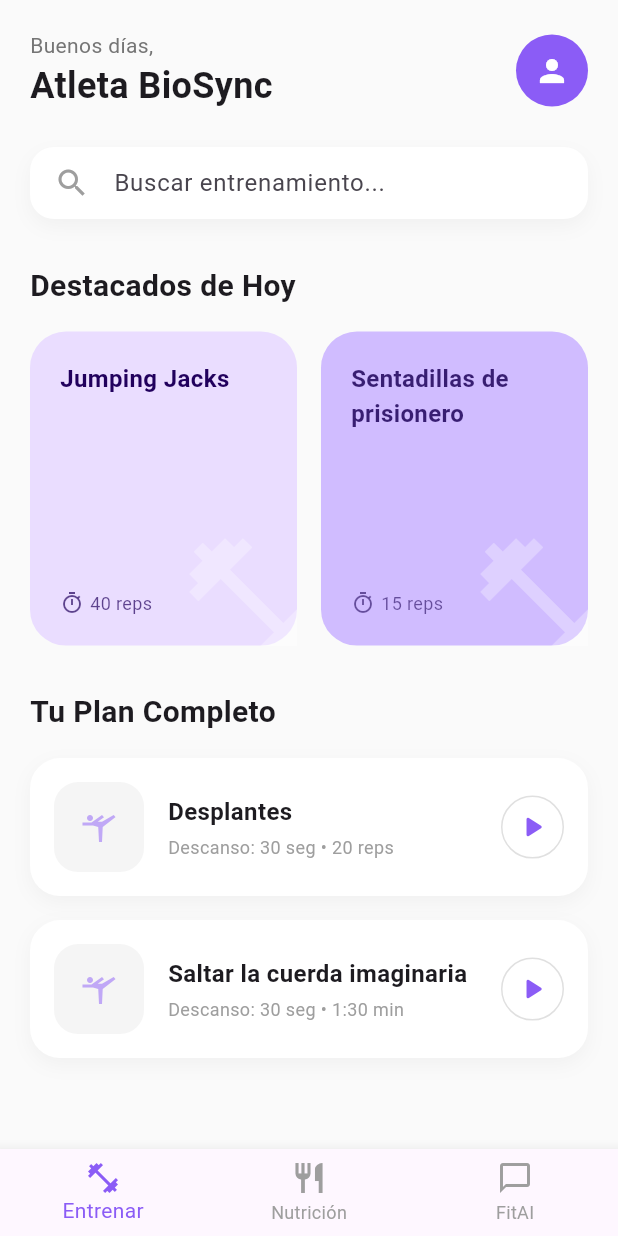
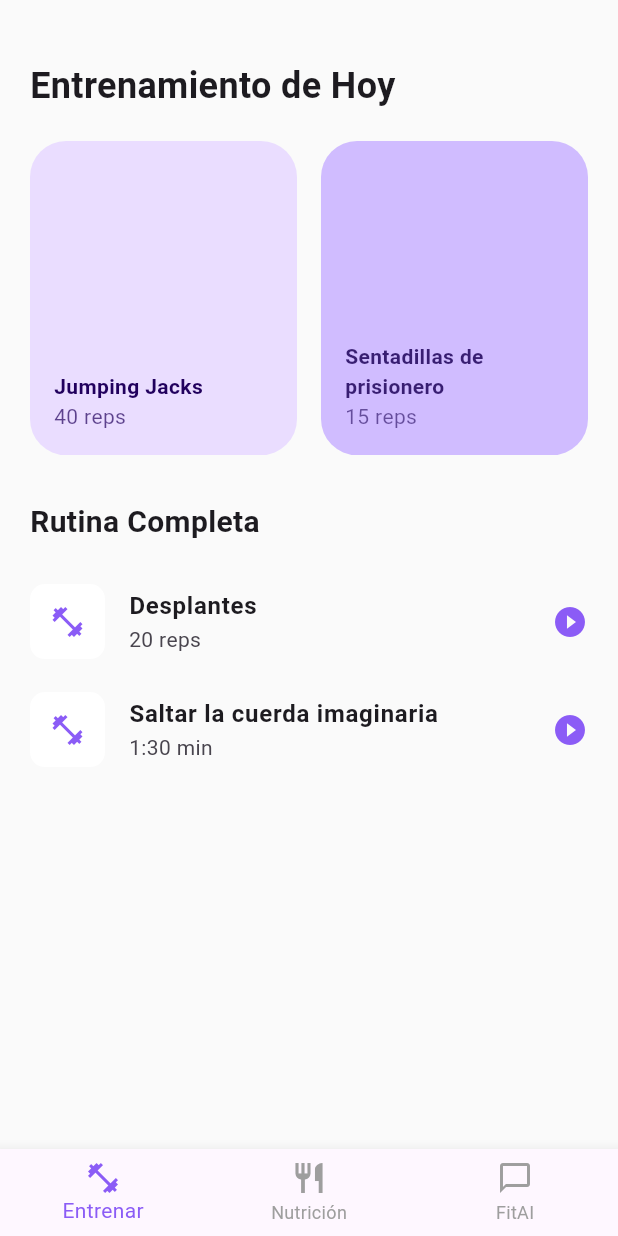
Before and after one commit to PABM25/bio_sync, a Flutter app: the screen it shows once a user with an empty profile is signed in, on a phone screen of 412 x 824 dp. Run offline on Flutter 3.47's test engine with Material 3 defaults, Android fonts, the phone set to English and light mode, and no system bars; our stand-ins replace cloud_firestore, firebase_auth, firebase_core, fl_chart, flutter_dotenv, google_generative_ai; accounts and stored records are empty.

Commit message:
feat: Add new Exercise and Nutrition screens for daily routines.

```diff
--- a/lib/presentation/screens/exercise_screen.dart
+++ b/lib/presentation/screens/exercise_screen.dart
@@ -1,6 +1,6 @@
 import 'package:flutter/material.dart';
 import 'package:provider/provider.dart';
-import '../../data/models/workout_model.dart'; // Importamos el modelo Ejercicio
+import '../../data/models/workout_model.dart';
 import '../providers/data_provider.dart';
 
 class ExerciseScreen extends StatelessWidget {
@@ -15,7 +15,6 @@ class ExerciseScreen extends StatelessWidget {
       return const Scaffold(body: Center(child: CircularProgressIndicator()));
     }
 
-    // Obtenemos las listas de objetos 'Ejercicio'
     final destacados = rutina?.ejercicios.take(2).toList() ?? [];
     final restoEjercicios = rutina?.ejercicios.skip(2).toList() ?? [];
 
@@ -27,66 +26,12 @@ class ExerciseScreen extends StatelessWidget {
           child: Column(
             crossAxisAlignment: CrossAxisAlignment.start,
             children: [
-              // Header
-              Row(
-                mainAxisAlignment: MainAxisAlignment.spaceBetween,
-                children: [
-                  Column(
-                    crossAxisAlignment: CrossAxisAlignment.start,
-                    children: [
-                      Text(
-                        "Buenos días,",
-                        style: TextStyle(color: Colors.grey[600]),
+              const SizedBox(height: 20),
+              const Text(
+                "Entrenamiento de Hoy",
+                style: TextStyle(fontSize: 24, fontWeight: FontWeight.bold),
               ),
-                      const Text(
-                        "Atleta BioSync",
-                        style: TextStyle(
-                          fontSize: 24,
-                          fontWeight: FontWeight.bold,
-                        ),
-                      ),
-                    ],
-                  ),
-                  const CircleAvatar(
-                    radius: 24,
-                    backgroundColor: Color(0xFF8B5CF6),
-                    child: Icon(Icons.person, color: Colors.white),
-                  ),
-                ],
-              ),
-              const SizedBox(height: 24),
-
-              // Search Bar
-              Container(
-                padding: const EdgeInsets.symmetric(horizontal: 16),
-                decoration: BoxDecoration(
-                  color: Colors.white,
-                  borderRadius: BorderRadius.circular(16),
-                  boxShadow: [
-                    BoxShadow(
-                      color: Colors.grey.withOpacity(0.1),
-                      blurRadius: 10,
-                      offset: const Offset(0, 5),
-                    ),
-                  ],
-                ),
-                child: const TextField(
-                  decoration: InputDecoration(
-                    icon: Icon(Icons.search, color: Colors.grey),
-                    hintText: 'Buscar entrenamiento...',
-                    border: InputBorder.none,
-                  ),
-                ),
-              ),
-              const SizedBox(height: 30),
-
-              // Destacados (Grid)
-              const Text(
-                "Destacados de Hoy",
-                style: TextStyle(fontSize: 20, fontWeight: FontWeight.bold),
-              ),
-              const SizedBox(height: 16),
-
+              const SizedBox(height: 20),
               if (destacados.isNotEmpty)
                 GridView.builder(
                   shrinkWrap: true,
@@ -100,45 +45,31 @@ class ExerciseScreen extends StatelessWidget {
                   itemCount: destacados.length,
                   itemBuilder: (context, index) {
                     final ejercicio = destacados[index];
-                    // CORRECCIÓN: Usamos las propiedades del objeto en lugar de split()
                     return _buildWorkoutCard(
                       ejercicio.nombre,
-                      ejercicio.detalle, // Ej: "20 reps" o "30 seg"
+                      ejercicio.detalle,
                       index,
                     );
                   },
-                )
-              else
-                const Text("No hay rutina destacada para hoy."),
-
+                ),
               const SizedBox(height: 30),
-
-              // Lista Vertical
               const Text(
-                "Tu Plan Completo",
+                "Rutina Completa",
                 style: TextStyle(fontSize: 20, fontWeight: FontWeight.bold),
               ),
               const SizedBox(height: 16),
-
               if (restoEjercicios.isNotEmpty)
                 ListView.builder(
                   shrinkWrap: true,
                   physics: const NeverScrollableScrollPhysics(),
                   itemCount: restoEjercicios.length,
                   itemBuilder: (context, index) {
-                    // CORRECCIÓN: Pasamos el objeto Ejercicio completo
                     return _buildExerciseListItem(
                       restoEjercicios[index],
                       index,
                     );
                   },
-                )
-              else
-                const Text(
-                  "No hay más ejercicios hoy.",
-                  style: TextStyle(color: Colors.grey),
                 ),
-
               const SizedBox(height: 80),
             ],
           ),
@@ -154,128 +85,47 @@ class ExerciseScreen extends StatelessWidget {
     final textColor = index % 2 == 0
         ? const Color(0xFF21005D)
         : const Color(0xFF381E72);
-
     return Container(
       decoration: BoxDecoration(
         color: bgColor,
         borderRadius: BorderRadius.circular(24),
       ),
-      child: Stack(
-        children: [
-          Positioned(
-            right: -20,
-            bottom: -20,
-            child: Icon(
-              Icons.fitness_center,
-              size: 100,
-              color: Colors.white.withOpacity(0.3),
-            ),
-          ),
-          Padding(
-            padding: const EdgeInsets.all(20.0),
+      child: Padding(
+        padding: const EdgeInsets.all(16.0),
         child: Column(
+          mainAxisAlignment: MainAxisAlignment.end,
           crossAxisAlignment: CrossAxisAlignment.start,
-              mainAxisAlignment: MainAxisAlignment.spaceBetween,
           children: [
             Text(
               title,
-                  style: TextStyle(
-                    fontSize: 16,
-                    fontWeight: FontWeight.bold,
-                    color: textColor,
+              style: TextStyle(fontWeight: FontWeight.bold, color: textColor),
+              maxLines: 2,
             ),
-                  maxLines: 3,
-                  overflow: TextOverflow.ellipsis,
-                ),
-                Row(
-                  children: [
-                    Icon(
-                      Icons.timer_outlined,
-                      size: 16,
-                      color: textColor.withOpacity(0.7),
-                    ),
-                    const SizedBox(width: 4),
-                    Text(
-                      subtitle,
-                      style: TextStyle(
-                        color: textColor.withOpacity(0.7),
-                        fontSize: 12,
-                      ),
-                    ),
+            Text(subtitle, style: TextStyle(color: textColor.withOpacity(0.7))),
           ],
         ),
-              ],
-            ),
-          ),
-        ],
       ),
     );
   }
 
-  // CORRECCIÓN: Ahora recibe un objeto 'Ejercicio' en lugar de 'String'
   Widget _buildExerciseListItem(Ejercicio ejercicio, int index) {
-    return Container(
-      margin: const EdgeInsets.only(bottom: 16),
-      padding: const EdgeInsets.all(16),
+    return ListTile(
+      contentPadding: EdgeInsets.zero,
+      leading: Container(
+        height: 50,
+        width: 50,
         decoration: BoxDecoration(
           color: Colors.white,
-        borderRadius: BorderRadius.circular(20),
-        boxShadow: [
-          BoxShadow(
-            color: Colors.grey.withOpacity(0.1),
-            blurRadius: 10,
-            offset: const Offset(0, 4),
+          borderRadius: BorderRadius.circular(10),
         ),
-        ],
+        child: Icon(Icons.fitness_center, color: Color(0xFF8B5CF6)),
       ),
-      child: Row(
-        children: [
-          Container(
-            height: 60,
-            width: 60,
-            decoration: BoxDecoration(
-              color: Colors.grey[100],
-              borderRadius: BorderRadius.circular(16),
+      title: Text(
+        ejercicio.nombre,
+        style: TextStyle(fontWeight: FontWeight.bold),
       ),
-            child: Icon(
-              Icons.sports_gymnastics,
-              color: const Color(0xFF8B5CF6).withOpacity(0.5),
-            ),
-          ),
-          const SizedBox(width: 16),
-          Expanded(
-            child: Column(
-              crossAxisAlignment: CrossAxisAlignment.start,
-              children: [
-                Text(
-                  ejercicio.nombre,
-                  style: const TextStyle(
-                    fontSize: 16,
-                    fontWeight: FontWeight.bold,
-                  ),
-                  maxLines: 2,
-                ),
-                const SizedBox(height: 4),
-                Text(
-                  "Descanso: ${ejercicio.descanso} • ${ejercicio.detalle}",
-                  style: const TextStyle(color: Colors.grey, fontSize: 12),
-                ),
-              ],
-            ),
-          ),
-          Container(
-            padding: const EdgeInsets.all(8),
-            decoration: BoxDecoration(
-              shape: BoxShape.circle,
-              border: Border.all(color: Colors.grey.shade300),
-            ),
-            child: const Icon(
-              Icons.play_arrow_rounded,
-              color: Color(0xFF8B5CF6),
-            ),
-          ),
-        ],
-      ),
+      subtitle: Text(ejercicio.detalle),
+      trailing: Icon(Icons.play_circle_fill, color: Color(0xFF8B5CF6)),
     );
   }
 }
--- a/lib/presentation/screens/nutrition_screen.dart
+++ b/lib/presentation/screens/nutrition_screen.dart
@@ -70,15 +70,14 @@ class NutritionScreen extends StatelessWidget {
               ),
               const SizedBox(height: 30),
 
-              // Tira de Calendario (Estática)
+              // Tira de Calendario
               SizedBox(
                 height: 80,
                 child: ListView.builder(
                   scrollDirection: Axis.horizontal,
                   itemCount: 7,
                   itemBuilder: (context, index) {
-                    final isActive =
-                        index == 3; // Simulamos que hoy es el activo
+                    final isActive = index == 3;
                     final days = [
                       'Lun',
                       'Mar',
@@ -237,22 +236,6 @@ class NutritionScreen extends StatelessWidget {
                     fontWeight: FontWeight.bold,
                   ),
                 ),
-                const SizedBox(height: 12),
-                // Dato simulado de calorías
-                Row(
-                  children: [
-                    Icon(
-                      Icons.local_fire_department,
-                      size: 16,
-                      color: Colors.grey[400],
-                    ),
-                    const SizedBox(width: 4),
-                    Text(
-                      "~450 Kcal",
-                      style: TextStyle(color: Colors.grey[600], fontSize: 12),
-                    ),
-                  ],
-                ),
               ],
             ),
           ),
```
Lines whose indentation alone changed are shown as unchanged.
